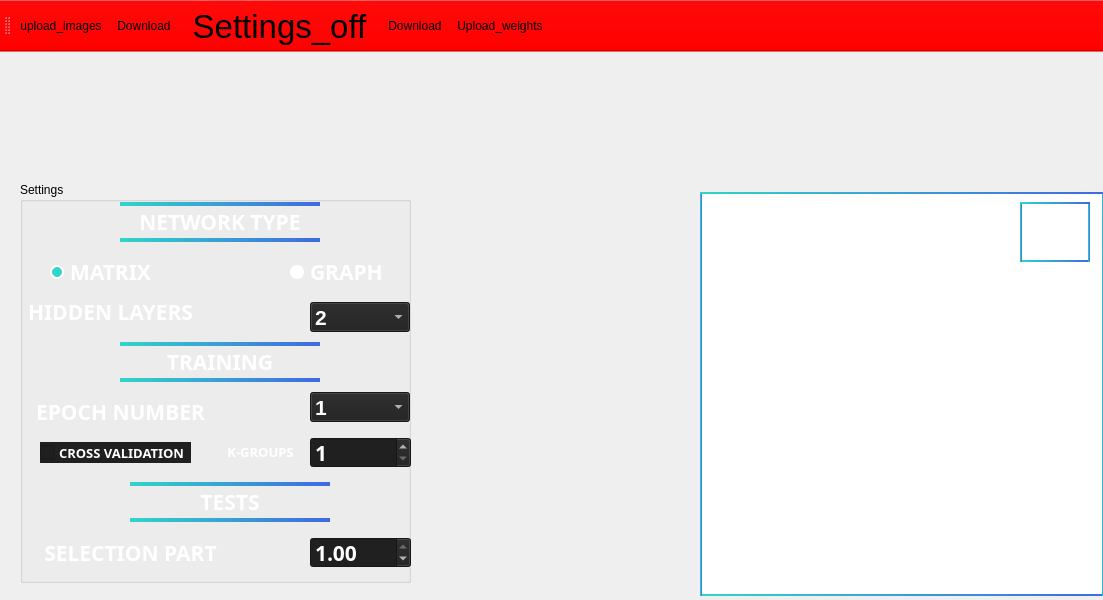
Old version of the form src/view/s21_view.ui in the repository DonOutcast/s21_MultilayerPerceptron.
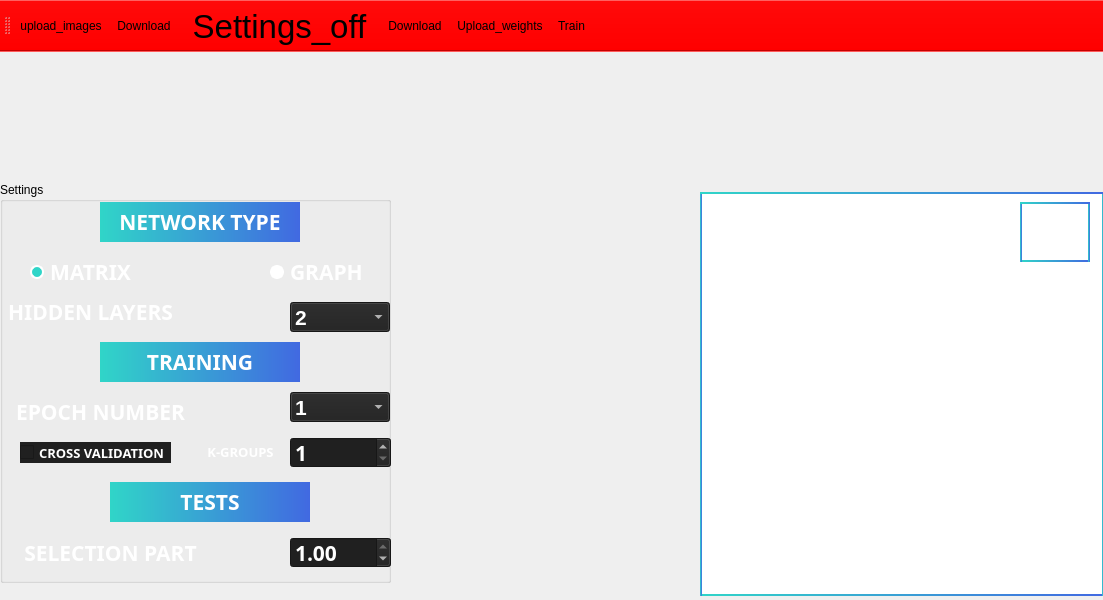
New version of the form. Icons and pictures are not drawn. Custom widgets are drawn as their Qt base class.

Patch:
```diff
--- a/src/view/s21_view.ui
+++ b/src/view/s21_view.ui
@@ -128,7 +128,7 @@
    <widget class="QGroupBox" name="groupBox_settings">
     <property name="geometry">
      <rect>
-      <x>20</x>
+      <x>0</x>
       <y>130</y>
       <width>391</width>
       <height>401</height>
@@ -194,6 +194,7 @@
 	border-style: solid;
 	border-width: 4px 0px 4px 0px;
 	border-color: qlineargradient(spread:pad, x1:0, y1:0, x2:1, y2:0, stop:0 #30D5C8 , stop:1 #4169E1);
+	background-color: qlineargradient(spread:pad, x1:0, y1:0, x2:1, y2:0, stop:0 #30D5C8 , stop:1 #4169E1);
 }</string>
      </property>
      <property name="text">
@@ -580,6 +581,7 @@
 	border-style: solid;
 	border-width: 4px 0px 4px 0px;
 	border-color: qlineargradient(spread:pad, x1:0, y1:0, x2:1, y2:0, stop:0 #30D5C8 , stop:1 #4169E1);
+	background-color: qlineargradient(spread:pad, x1:0, y1:0, x2:1, y2:0, stop:0 #30D5C8 , stop:1 #4169E1);
 }</string>
      </property>
      <property name="text">
@@ -614,6 +616,7 @@
 	border-style: solid;
 	border-width: 4px 0px 4px 0px;
 	border-color: qlineargradient(spread:pad, x1:0, y1:0, x2:1, y2:0, stop:0 #30D5C8 , stop:1 #4169E1);
+	background-color: qlineargradient(spread:pad, x1:0, y1:0, x2:1, y2:0, stop:0 #30D5C8 , stop:1 #4169E1);
 }</string>
      </property>
      <property name="text">
@@ -694,6 +697,16 @@
      </item>
     </widget>
    </widget>
+   <widget class="QCustomPlot" name="plot" native="true">
+    <property name="geometry">
+     <rect>
+      <x>400</x>
+      <y>170</y>
+      <width>301</width>
+      <height>351</height>
+     </rect>
+    </property>
+   </widget>
   </widget>
   <widget class="QToolBar" name="toolBar">
    <property name="windowTitle">
@@ -716,6 +729,7 @@
    <addaction name="actionSettings"/>
    <addaction name="actionDownload_weights"/>
    <addaction name="actionUpload_weights"/>
+   <addaction name="actionTrain"/>
   </widget>
   <action name="actionDownload_images">
    <property name="icon">
@@ -782,6 +796,15 @@
     <string>Upload Weights</string>
    </property>
   </action>
+  <action name="actionTrain">
+   <property name="icon">
+    <iconset theme="Train" resource="resource.qrc">
+     <normaloff>:/resource/qrc/train.png</normaloff>:/resource/qrc/train.png</iconset>
+   </property>
+   <property name="text">
+    <string>Train</string>
+   </property>
+  </action>
  </widget>
  <customwidgets>
   <customwidget>
@@ -790,6 +813,12 @@
    <header>render_scene.h</header>
    <container>1</container>
   </customwidget>
+  <customwidget>
+   <class>QCustomPlot</class>
+   <extends>QWidget</extends>
+   <header location="global">qcustomplot.h</header>
+   <container>1</container>
+  </customwidget>
  </customwidgets>
  <resources>
   <include location="resource.qrc"/>
```
